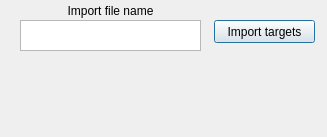
This is pss-ttt-importdialog.ui in arraken/pss-ttt as Qt 5 draws it before an edit. The edited form follows.
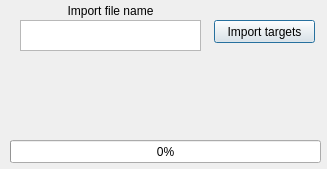
This is the edited form.

```diff
--- a/pss-ttt-importdialog.ui
+++ b/pss-ttt-importdialog.ui
@@ -7,7 +7,7 @@
     <x>0</x>
     <y>0</y>
     <width>327</width>
-    <height>137</height>
+    <height>169</height>
    </rect>
   </property>
   <property name="windowTitle">
@@ -68,6 +68,19 @@
     <string>Import targets</string>
    </property>
   </widget>
+  <widget class="QProgressBar" name="importProgressBar">
+   <property name="geometry">
+    <rect>
+     <x>10</x>
+     <y>140</y>
+     <width>311</width>
+     <height>23</height>
+    </rect>
+   </property>
+   <property name="value">
+    <number>0</number>
+   </property>
+  </widget>
  </widget>
  <resources/>
  <connections/>
```
Left out of the diff: 2 changed lines with no effect on the pictures.
